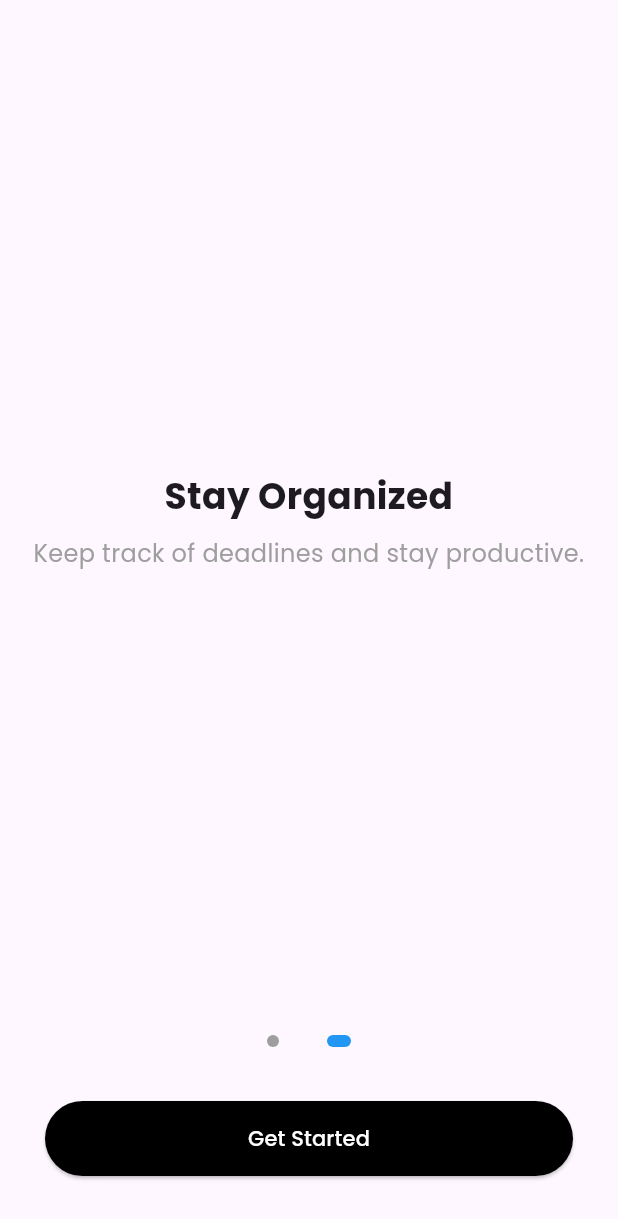
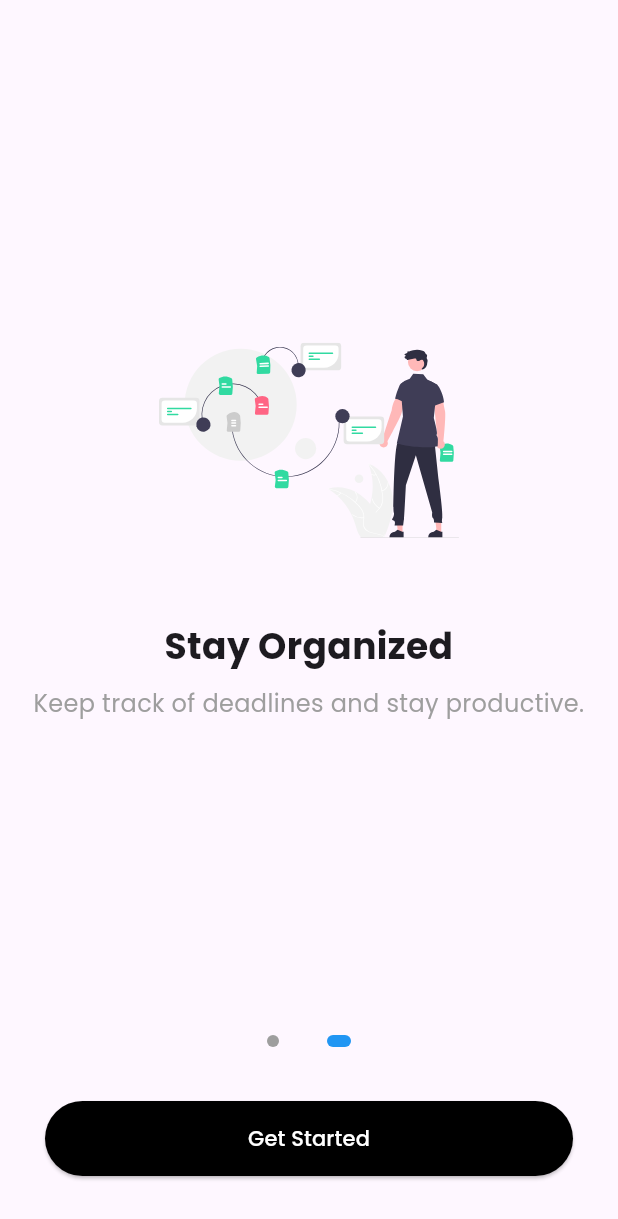
Before and after one commit to nirakar007/vignette_mobile, a Flutter app: the screen it shows after launch, swiped to page 2, on a phone screen of 412 x 824 dp. Shown: the top 1219 px of the screen. Run offline on Flutter 3.47's test engine with Material 3 defaults, Android fonts, the phone set to English and light mode, and no system bars; our stand-ins replace flutter_svg, google_fonts, local_auth, shared_preferences.

Commit message:
minute corrections

```diff
--- a/lib/screens/onboarding_screen.dart
+++ b/lib/screens/onboarding_screen.dart
@@ -17,7 +17,7 @@ class _OnboardingScreenState extends State<OnboardingScreen> {
       'description': 'Easily manage your tasks and projects in one place.',
     },
     {
-      'image': 'assets/images/organizeds.svg',
+      'image': 'assets/images/organized.svg',
       'title': 'Stay Organized',
       'description': 'Keep track of deadlines and stay productive.',
     },
@@ -46,6 +46,11 @@ class _OnboardingScreenState extends State<OnboardingScreen> {
                 return Column(
                   mainAxisAlignment: MainAxisAlignment.center,
                   children: [
+                    SvgPicture.asset(
+                      _onboardingData[index]['image']!,
+                      width: 200,
+                      height: 200,
+                    ),
                     const SizedBox(height: 20),
                     Text(
                       _onboardingData[index]['title']!,
@@ -103,6 +108,7 @@ class _OnboardingScreenState extends State<OnboardingScreen> {
                 minimumSize: const Size(double.infinity, 50),
                 shape: RoundedRectangleBorder(
                   borderRadius: BorderRadius.circular(25),
+
                 ),
               ),
               child: Text(
--- a/lib/screens/registration_screen.dart
+++ b/lib/screens/registration_screen.dart
@@ -51,6 +51,7 @@ class _RegistrationScreenState extends State<RegistrationScreen> {
       ),
       backgroundColor: Colors.white,
       body: SafeArea(
+        child: SingleChildScrollView(
           child: Padding(
             padding: const EdgeInsets.all(12.0),
             child: Column(
@@ -213,6 +214,7 @@ class _RegistrationScreenState extends State<RegistrationScreen> {
             ),
           ),
         ),
+      ),
     );
   }
 
--- a/pubspec.yaml
+++ b/pubspec.yaml
@@ -64,9 +64,9 @@ flutter:
   uses-material-design: true
 
   # To add assets to your application, add an assets section, like this:
-  # assets:
-  #   - images/a_dot_burr.jpeg
-  #   - images/a_dot_ham.jpeg
+  assets:
+    - assets/images/
+    - assets/logo/
 
   # An image asset can refer to one or more resolution-specific "variants", see
   # https://flutter.dev/to/resolution-aware-images
```
Lines whose indentation alone changed are shown as unchanged.
